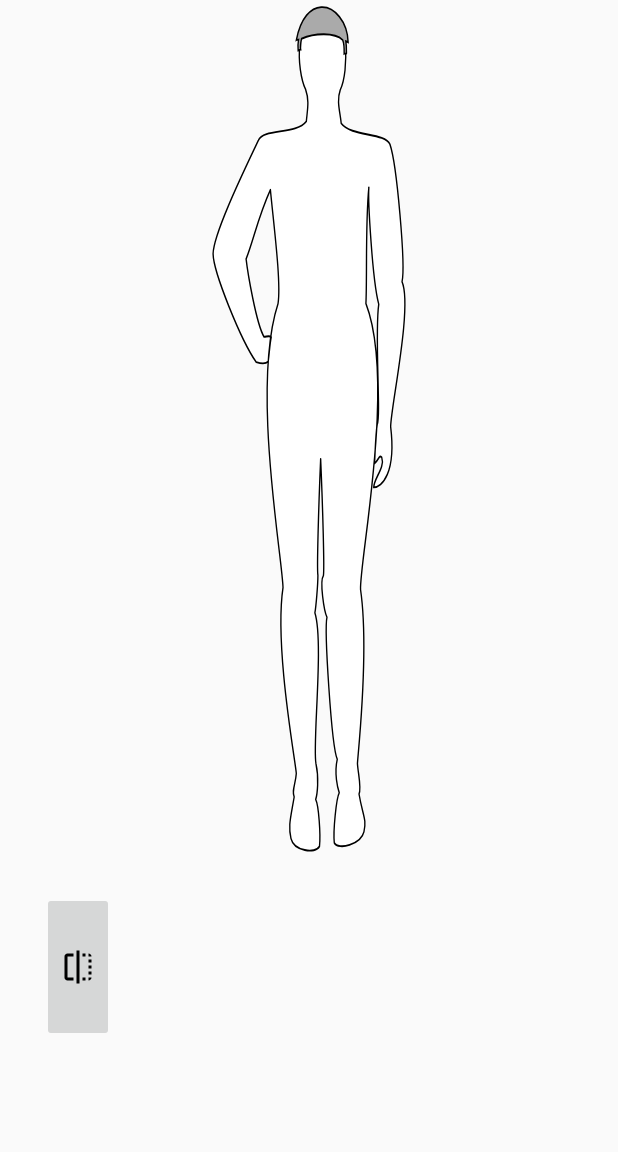
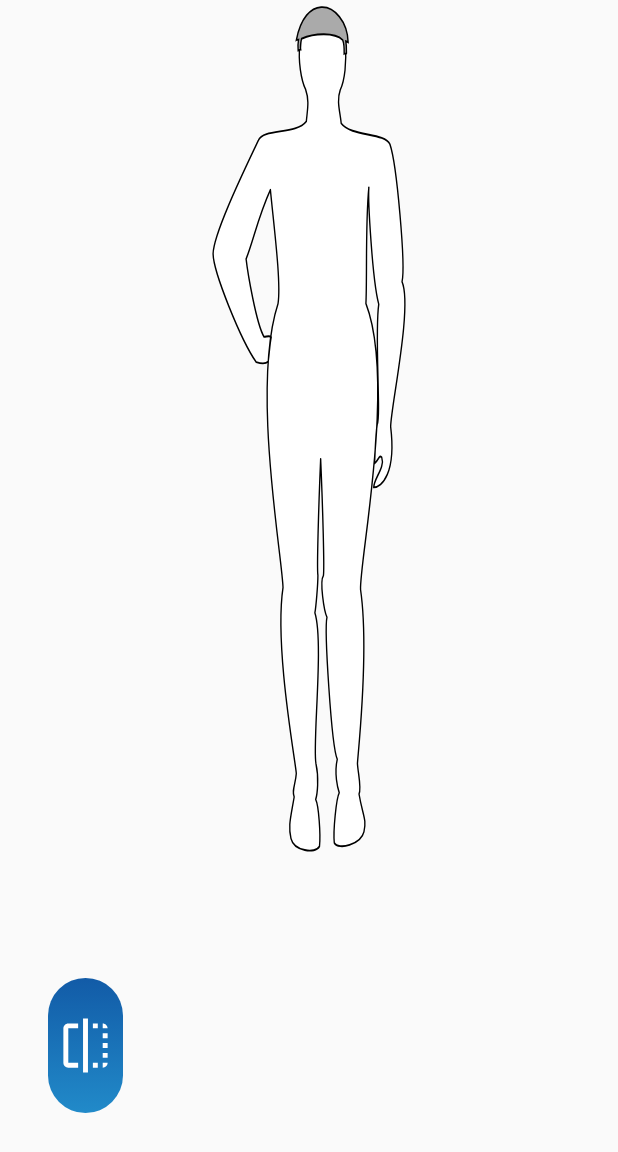
Before and after one commit to acespedesv/SymptomProject, an Android app: the layout fragment_body.xml on its own in the app's theme, with its tools: preview values and no code run, on a phone screen of 412 x 824 dp. Shown: the top 1152 px of the screen. Run offline under Robolectric (Android 15) with nearby library versions, the phone set to English and light mode, and no system bars.

Commit message:
Add style to flip button

```diff
--- a/app/src/main/java/com/project/symptoms/MainActivity.java
+++ b/app/src/main/java/com/project/symptoms/MainActivity.java
@@ -11,6 +11,7 @@ import android.view.View;
 import android.view.Menu;
 import android.view.MenuItem;
 import android.widget.ImageButton;
+import android.widget.ImageView;
 import android.widget.Toast;
 
 public class MainActivity extends AppCompatActivity implements
@@ -41,7 +42,7 @@ public class MainActivity extends AppCompatActivity implements
         else if(body.equals("female")) bodyView.setBodyType(BodyView.BodyType.FEMALE);
 
         // Setup the flip button
-        ImageButton flipButton = findViewById(R.id.flip_button);
+        ImageView flipButton = findViewById(R.id.flip_button);
         flipButton.setOnClickListener(new View.OnClickListener(){
             @Override
             public void onClick(View v) {
--- /dev/null
+++ b/app/src/main/res/drawable/flip_button_shape.xml
@@ -0,0 +1,12 @@
+<?xml version="1.0" encoding="utf-8"?>
+<selector xmlns:android="http://schemas.android.com/apk/res/android">
+
+    <item>
+        <shape android:shape="rectangle">
+            <corners android:radius="500dp"/>
+            <gradient android:startColor="@color/colorLightBlue" android:endColor="@color/colorDarkBlue"
+                android:angle="90"/>
+        </shape>
+    </item>
+
+</selector>
--- a/app/src/main/res/layout/fragment_body.xml
+++ b/app/src/main/res/layout/fragment_body.xml
@@ -9,19 +9,26 @@
         android:id="@+id/bodyView"
         android:layout_width="wrap_content"
         android:layout_height="wrap_content"
+        app:layout_constraintBottom_toBottomOf="parent"
+        app:layout_constraintEnd_toEndOf="parent"
         app:layout_constraintStart_toStartOf="parent"
         app:layout_constraintTop_toTopOf="parent" />
 
-    <ImageButton
+    <ImageView
         android:id="@+id/flip_button"
-        android:layout_width="wrap_content"
-        android:layout_height="100dp"
-        android:layout_marginStart="28dp"
-        android:contentDescription="TODO"
+        android:background="@drawable/flip_button_shape"
+        android:paddingHorizontal="5dp"
+        android:layout_width="50dp"
+        android:layout_marginStart="32dp"
+        android:layout_height="90dp"
+        android:layout_marginBottom="32dp"
         android:src="@drawable/ic_flip"
         app:layout_constraintBottom_toBottomOf="parent"
+        app:layout_constraintEnd_toEndOf="parent"
+        app:layout_constraintHorizontal_bias="0.0"
         app:layout_constraintStart_toStartOf="parent"
         app:layout_constraintTop_toTopOf="parent"
-        app:layout_constraintVertical_bias="0.882" />
+        app:layout_constraintVertical_bias="1.0"
+        android:tint="@color/colorMainWhite"/>
 
 </androidx.constraintlayout.widget.ConstraintLayout>
```
Also changed, not shown: app/src/main/res/drawable/ic_male_silhouette.xml (added, +9 -0 lines), app/src/main/res/layout/fragment_main_menu.xml (+4 -4 lines).
